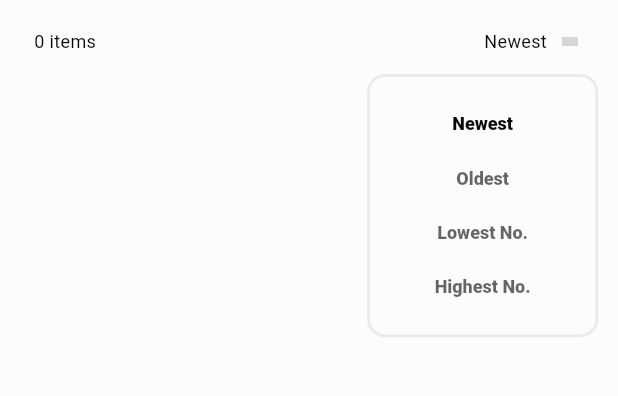
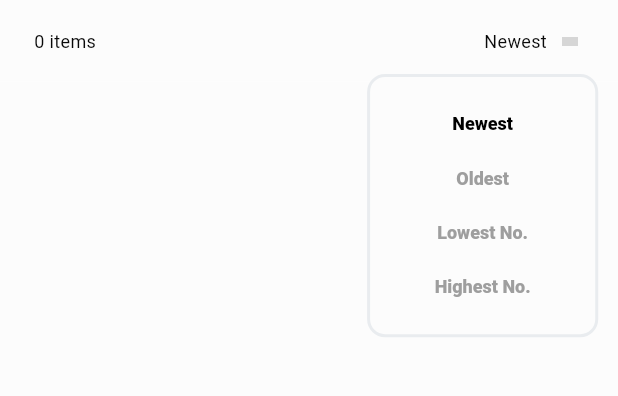
Before and after one commit to FilipePires17/tripleS-Gacha, a Flutter app: the screen it shows after launch, after a tap on "Newest", on a phone screen of 412 x 824 dp, the part 159-555 px from its top. Run offline on Flutter 3.47's test engine with Material 2 defaults, Android fonts, the light colour scheme and no system bars; drawn by our look-alikes of cached_network_image; our stand-ins replace after_layout, csv, hive, shared_preferences, sqflite; accounts and stored records are empty; network calls fail; Roboto replaces fonts that are missing (HalvarBreit, Pretendard); grey boxes are pictures that could not be loaded.

Commit message:
ultimo beta

```diff
--- a/lib/views/collect/class_filter.dart
+++ b/lib/views/collect/class_filter.dart
@@ -162,7 +162,8 @@ class _ClassFilterState extends State<ClassFilter> {
                       behavior: HitTestBehavior.opaque,
                       onTap: () {
                         Provider.of<InventoryRepo>(context, listen: false)
-                            .apply();
+                            .maintainFilter();
+                        Navigator.pop(context);
                       },
                       child: Container(
                         decoration: BoxDecoration(
--- a/lib/views/collect/collection.dart
+++ b/lib/views/collect/collection.dart
@@ -22,16 +22,15 @@ class _CollectionState extends State<Collection> {
     return Expanded(
       child: Container(
         color: theme.colorScheme.background,
-        child: Padding(
-          padding:
-              EdgeInsets.fromLTRB(itemWidth * 0.04, 0.0, itemWidth * 0.04, 0.0),
         child: ScrollConfiguration(
             behavior: MyBehavior(),
             child: Consumer<InventoryRepo>(builder: (context, repo, child) {
               return GridView.count(
+                padding: EdgeInsets.fromLTRB(
+                    itemWidth * 0.05, 0.0, itemWidth * 0.05, itemWidth * 0.07),
                 crossAxisCount: 3,
-                  mainAxisSpacing: itemWidth * 0.04,
-                  crossAxisSpacing: itemWidth * 0.022,
+                mainAxisSpacing: itemWidth * 0.0416,
+                crossAxisSpacing: itemWidth * 0.025,
                 childAspectRatio: (1000 / 1545),
                 children: List.generate(repo.cards.length, (index) {
                   final List<InventoryObjekt> cards = repo.cards;
@@ -49,8 +48,7 @@ class _CollectionState extends State<Collection> {
                       if (await Navigator.push(
                           context,
                           MaterialPageRoute(
-                                builder: (context) =>
-                                    ObjektPage(card: card)))) {
+                              builder: (context) => ObjektPage(card: card)))) {
                         repo.deleteInventory(
                             inv: repo.cards.firstWhere(
                                 (element) => element.id == card.id));
@@ -63,7 +61,6 @@ class _CollectionState extends State<Collection> {
               );
             })),
       ),
-      ),
     );
   }
 }
--- a/lib/views/collect/filter.dart
+++ b/lib/views/collect/filter.dart
@@ -117,8 +117,8 @@ class Filter extends StatelessWidget {
                         style: TextStyle(
                             fontSize: 12,
                             color: repo.currentOrder == 'Newest'
-                                ? theme.colorScheme.primary
-                                : theme.hintColor,
+                                ? Colors.black
+                                : Colors.grey,
                             decoration: TextDecoration.none,
                             fontFamily: 'Pretendard')),
                   ),
@@ -134,8 +134,8 @@ class Filter extends StatelessWidget {
                         style: TextStyle(
                             fontSize: 12,
                             color: repo.currentOrder == 'Oldest'
-                                ? theme.colorScheme.primary
-                                : theme.hintColor,
+                                ? Colors.black
+                                : Colors.grey,
                             decoration: TextDecoration.none,
                             fontFamily: 'Pretendard')),
                   ),
@@ -151,8 +151,8 @@ class Filter extends StatelessWidget {
                         style: TextStyle(
                             fontSize: 12,
                             color: repo.currentOrder == 'Lowest No.'
-                                ? theme.colorScheme.primary
-                                : theme.hintColor,
+                                ? Colors.black
+                                : Colors.grey,
                             decoration: TextDecoration.none,
                             fontFamily: 'Pretendard')),
                   ),
@@ -167,8 +167,8 @@ class Filter extends StatelessWidget {
                       style: TextStyle(
                           fontSize: 12,
                           color: repo.currentOrder == 'Highest No.'
-                              ? theme.colorScheme.primary
-                              : theme.hintColor,
+                              ? Colors.black
+                              : Colors.grey,
                           decoration: TextDecoration.none,
                           fontFamily: 'Pretendard')),
                 ),
--- a/lib/views/shop/copyright.dart
+++ b/lib/views/shop/copyright.dart
@@ -40,7 +40,7 @@ class Copyright extends StatelessWidget {
                   child: RichText(
                     text: TextSpan(
                       text:
-                          'Made by filipe#8416, id: fuli. With an big help from ',
+                          'Made by filipe#8416, id: fuli. With a big help from ',
                       style: TextStyle(
                         color: Colors.black,
                         fontSize: 14,
```
Also changed, not shown: lib/repositories/inventory_repo.dart (+22 -13 lines), lib/views/collect/member_filter.dart (+8 -3 lines), lib/views/objekt/objekt.dart (+38 -0 lines), lib/views/objekt/objekt_page.dart (+8 -39 lines). Lines whose indentation alone changed are shown as unchanged.
